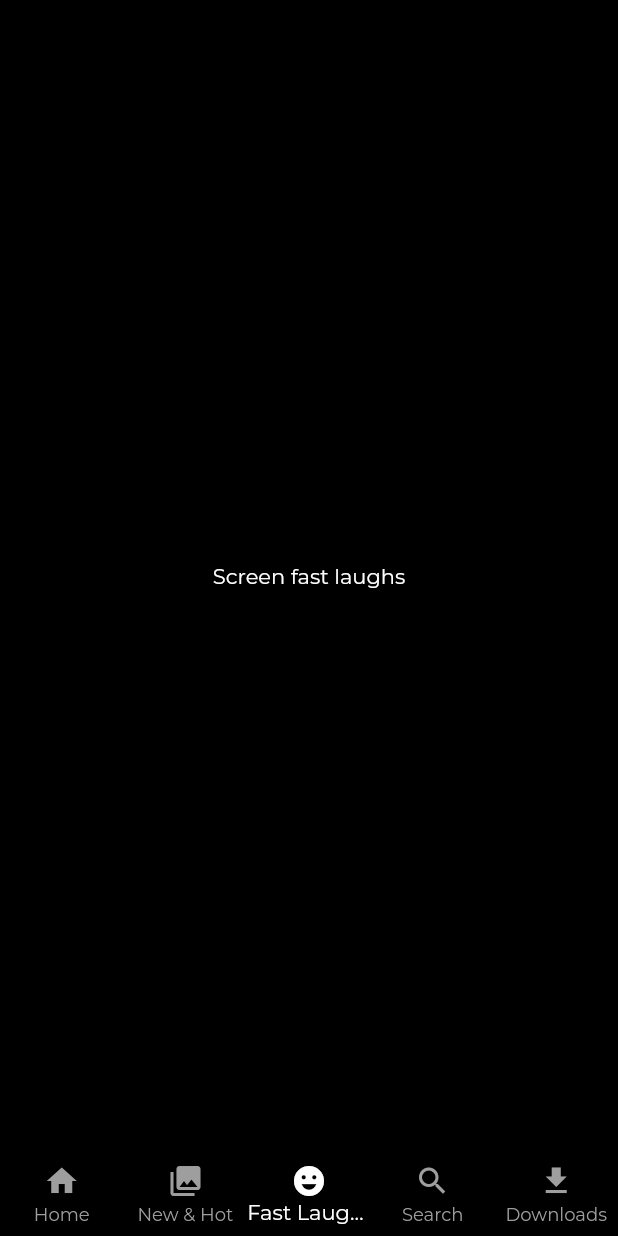
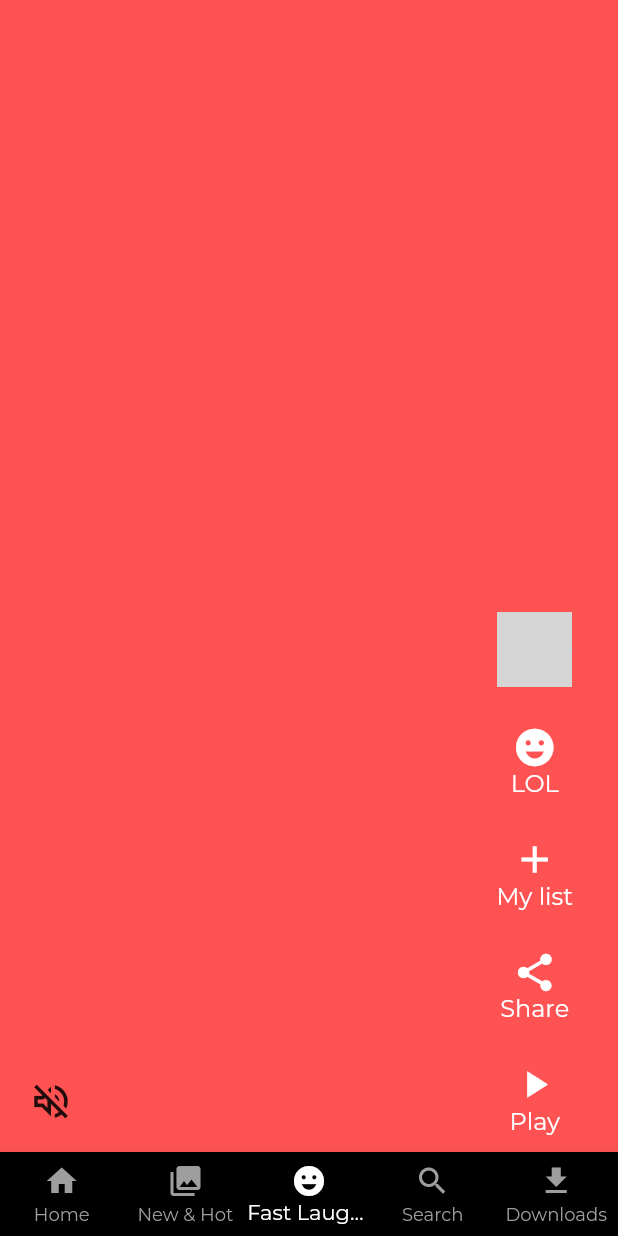
Before and after one commit to AlthafMjeelani/netflix, a Flutter app: the screen it shows after launch, item 3 of the bottom bar chosen, on a phone screen of 412 x 824 dp. Run offline on Flutter 3.47's test engine with Material 2 defaults, Android fonts, the phone set to English and light mode, and no system bars; our stand-ins replace google_fonts; network calls fail; grey boxes are pictures that could not be loaded.

Commit message:
fast laughs page UI compleated

```diff
--- a/lib/presentation/fast_laughs/screen_fast_laughs.dart
+++ b/lib/presentation/fast_laughs/screen_fast_laughs.dart
@@ -1,16 +1,22 @@
 import 'package:flutter/material.dart';
 import 'package:netflixapp/core/colors/colors.dart';
+import 'package:netflixapp/presentation/fast_laughs/widgets/video_list_item.dart';
 
 class ScreenFastLaughs extends StatelessWidget {
   const ScreenFastLaughs({Key? key}) : super(key: key);
 
   @override
   Widget build(BuildContext context) {
-    return const Scaffold(
+    return Scaffold(
       backgroundColor: backgroundcolor,
       body: SafeArea(
-        child: Center(
-          child: Text('Screen fast laughs'),
+        child: PageView(
+          scrollDirection: Axis.vertical,
+          children: List.generate(
+              10,
+              (index) => VideoListItem(
+                    index: index,
+                  )),
         ),
       ),
     );
--- /dev/null
+++ b/lib/presentation/fast_laughs/video_actions_icon.dart
@@ -0,0 +1,38 @@
+import 'package:flutter/cupertino.dart';
+import 'package:netflixapp/core/colors/colors.dart';
+
+class VideoActionIcons extends StatelessWidget {
+  const VideoActionIcons({
+    Key? key,
+    required this.head,
+    required this.sub,
+  }) : super(key: key);
+
+  final IconData head;
+  final String sub;
+
+  @override
+  Widget build(BuildContext context) {
+    return Padding(
+      padding: const EdgeInsets.symmetric(
+        horizontal: 20,
+      ),
+      child: Column(
+        children: [
+          Icon(
+            head,
+            color: whiteColorText,
+            size: 30,
+          ),
+          Text(
+            sub,
+            style: TextStyle(
+              color: whiteColorText,
+              fontSize: 16,
+            ),
+          ),
+        ],
+      ),
+    );
+  }
+}
--- /dev/null
+++ b/lib/presentation/fast_laughs/widgets/video_list_item.dart
@@ -0,0 +1,71 @@
+import 'package:flutter/material.dart';
+import 'package:netflixapp/core/costents.dart';
+import 'package:netflixapp/presentation/fast_laughs/video_actions_icon.dart';
+
+class VideoListItem extends StatelessWidget {
+  final int index;
+  const VideoListItem({
+    Key? key,
+    required this.index,
+  }) : super(key: key);
+
+  @override
+  Widget build(BuildContext context) {
+    return Stack(
+      children: [
+        Container(
+          color: Colors.accents[index % Colors.accents.length],
+        ),
+        Align(
+          alignment: Alignment.bottomLeft,
+          child: Padding(
+            padding: const EdgeInsets.all(10),
+            child: Row(
+              crossAxisAlignment: CrossAxisAlignment.end,
+              mainAxisAlignment: MainAxisAlignment.spaceBetween,
+              children: [
+                IconButton(
+                  onPressed: () {},
+                  icon: const Icon(
+                    Icons.volume_off_outlined,
+                    size: 30,
+                  ),
+                ),
+                Column(
+                  mainAxisAlignment: MainAxisAlignment.end,
+                  children: const [
+                    CircleAvatar(
+                      radius: 25,
+                      backgroundImage: NetworkImage(
+                          'https://www.themoviedb.org/t/p/w300_and_h450_bestv2/qsdjk9oAKSQMWs0Vt5Pyfh6O4GZ.jpg'),
+                    ),
+                    kHeight25,
+                    VideoActionIcons(
+                      head: Icons.emoji_emotions,
+                      sub: 'LOL',
+                    ),
+                    kHeight25,
+                    VideoActionIcons(
+                      head: Icons.add,
+                      sub: 'My list',
+                    ),
+                    kHeight25,
+                    VideoActionIcons(
+                      head: Icons.share,
+                      sub: 'Share',
+                    ),
+                    kHeight25,
+                    VideoActionIcons(
+                      head: Icons.play_arrow,
+                      sub: 'Play',
+                    ),
+                  ],
+                )
+              ],
+            ),
+          ),
+        ),
+      ],
+    );
+  }
+}
```
